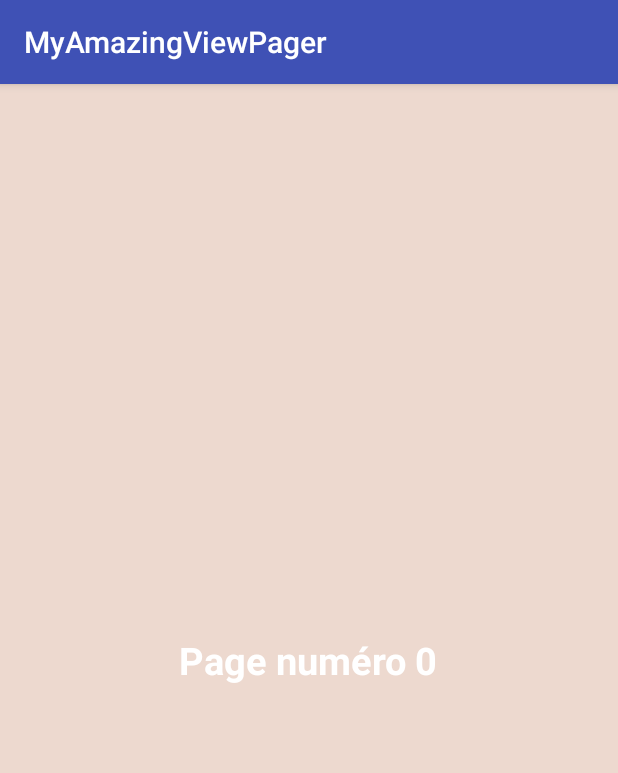
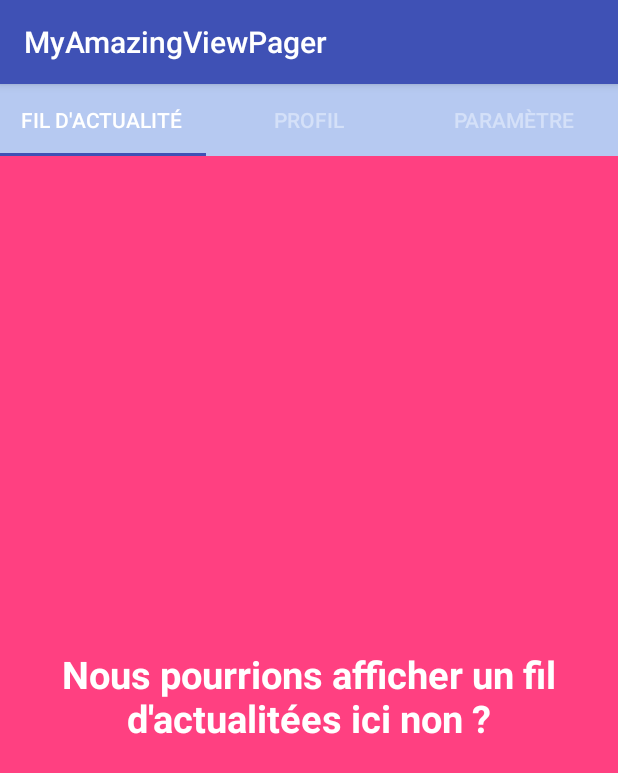
Before and after one commit to azar103/MyAmazingViewPager, an Android app: the screen it shows after launch (MainActivity), on a phone screen of 412 x 824 dp. Shown: the top 773 px of the screen. Run offline under Robolectric (Android 15) with nearby library versions, the phone set to English and light mode, and no system bars.

Commit message:
add tabs

```diff
--- a/app/build.gradle
+++ b/app/build.gradle
@@ -21,6 +21,7 @@ android {
 dependencies {
     implementation fileTree(dir: 'libs', include: ['*.jar'])
     implementation 'com.android.support:appcompat-v7:28.0.0'
+    implementation 'com.android.support:design:28.0.0'
     implementation 'com.android.support.constraint:constraint-layout:1.1.3'
     testImplementation 'junit:junit:4.12'
     androidTestImplementation 'com.android.support.test:runner:1.0.2'
--- a/app/src/main/java/com/zarrouk/anis/myamazingviewpager/Adapters/PageAdapter.java
+++ b/app/src/main/java/com/zarrouk/anis/myamazingviewpager/Adapters/PageAdapter.java
@@ -4,26 +4,51 @@ import android.support.v4.app.Fragment;
 import android.support.v4.app.FragmentManager;
 import android.support.v4.app.FragmentPagerAdapter;
 
-import com.zarrouk.anis.myamazingviewpager.Controllers.Fragments.PageFragment;
+import com.zarrouk.anis.myamazingviewpager.Controllers.Fragments.NewsPageFragment;
+import com.zarrouk.anis.myamazingviewpager.Controllers.Fragments.ParamPageFragment;
+import com.zarrouk.anis.myamazingviewpager.Controllers.Fragments.ProfilPageFragment;
 
 /**
  * Created by Anis Zarrouk on 16/06/2019
  */
 public class PageAdapter extends FragmentPagerAdapter {
-    private int[] colors;
-    public PageAdapter(FragmentManager fm , int[] colors) {
+    public PageAdapter(FragmentManager fm) {
         super(fm);
-        this.colors = colors;
     }
 
     @Override
     public Fragment getItem(int position) {
-        return PageFragment.newInstance(position, this.colors[position]);
+        switch (position){
+            case  0:
+                return NewsPageFragment.newInstance();
+            case  1:
+                return ProfilPageFragment.newInstance();
+            case 2:
+                return ParamPageFragment.newInstance();
+            default:
+                return  null;
+
+        }
+
     }
 
     @Override
     public int getCount() {
 
-        return (5);
+        return (3);
+    }
+
+    @Override
+    public CharSequence getPageTitle(int position) {
+       switch (position){
+           case 0:
+               return "Fil d'actualité ";
+           case 1:
+               return "Profil";
+           case 2:
+               return  "Paramètre";
+           default:
+               return  null;
+       }
     }
 }
--- a/app/src/main/java/com/zarrouk/anis/myamazingviewpager/Controllers/Activities/MainActivity.java
+++ b/app/src/main/java/com/zarrouk/anis/myamazingviewpager/Controllers/Activities/MainActivity.java
@@ -1,5 +1,6 @@
 package com.zarrouk.anis.myamazingviewpager.Controllers.Activities;
 
+import android.support.design.widget.TabLayout;
 import android.support.v4.view.ViewPager;
 import android.support.v7.app.AppCompatActivity;
 import android.os.Bundle;
@@ -14,12 +15,15 @@ public class MainActivity extends AppCompatActivity {
     protected void onCreate(Bundle savedInstanceState) {
         super.onCreate(savedInstanceState);
         setContentView(R.layout.activity_main);
-        this.configureViewPager();
+        this.configureViewPagerAndTabs();
     }
 
-    private void configureViewPager(){
-        ViewPager viewPager = (ViewPager)findViewById(R.id.activity_main_viewpager);
-        viewPager.setAdapter(new PageAdapter(getSupportFragmentManager(), getResources().getIntArray(R.array.colorPagesViewPager)));
+    private void configureViewPagerAndTabs(){
+        ViewPager pager = (ViewPager)findViewById(R.id.activity_main_viewpager);
+        pager.setAdapter(new PageAdapter(getSupportFragmentManager()));
+        TabLayout tabs = (TabLayout)findViewById(R.id.activity_main_tabs);
+        tabs.setupWithViewPager(pager);
+        tabs.setTabMode(TabLayout.MODE_FIXED);
 
     }
 }
--- /dev/null
+++ b/app/src/main/java/com/zarrouk/anis/myamazingviewpager/Controllers/Fragments/NewsPageFragment.java
@@ -0,0 +1,30 @@
+package com.zarrouk.anis.myamazingviewpager.Controllers.Fragments;
+
+
+import android.os.Bundle;
+import android.support.v4.app.Fragment;
+import android.view.LayoutInflater;
+import android.view.View;
+import android.view.ViewGroup;
+
+import com.zarrouk.anis.myamazingviewpager.R;
+
+/**
+ * A simple {@link Fragment} subclass.
+ */
+public class NewsPageFragment extends Fragment  {
+
+
+    public static NewsPageFragment newInstance() {
+
+        return (new NewsPageFragment());
+    }
+
+    @Override
+    public View onCreateView(LayoutInflater inflater, ViewGroup container,
+                             Bundle savedInstanceState) {
+        // Inflate the layout for this fragment
+        return inflater.inflate(R.layout.fragment_news_page, container, false);
+    }
+
+}
--- a/app/src/main/java/com/zarrouk/anis/myamazingviewpager/Controllers/Fragments/PageFragment.java
+++ /dev/null
@@ -1,56 +0,0 @@
-package com.zarrouk.anis.myamazingviewpager.Controllers.Fragments;
-
-
-import android.os.Bundle;
-
-import android.util.Log;
-import android.view.LayoutInflater;
-import android.view.View;
-import android.view.ViewGroup;
-import android.widget.LinearLayout;
-import android.widget.TextView;
-import android.support.v4.app.Fragment;
-import com.zarrouk.anis.myamazingviewpager.R;
-
-/**
- * A simple {@link Fragment} subclass.
- */
-public class PageFragment extends Fragment {
-    //create keys for our bundle
-    private static final String KEY_POSITION = "position";
-    private static final String KEY_COLOR = "color";
-
-
-    public PageFragment() { }
-
-    public static android.support.v4.app.Fragment newInstance(int position, int color) {
-        PageFragment fragment = new PageFragment();
-        Bundle args = new Bundle();
-        args.putInt(KEY_POSITION, position);
-        args.putInt(KEY_COLOR, color);
-        fragment.setArguments(args);
-        return (fragment);
-    }
-
-    @Override
-    public View onCreateView(LayoutInflater inflater, ViewGroup container,
-                             Bundle savedInstanceState) {
-        // Inflate the layout for this fragment
-        View result = inflater.inflate(R.layout.fragment_page, container, false);
-        LinearLayout rootView = (LinearLayout) result.findViewById(R.id.fragment_page_rootview);
-        TextView textView = (TextView) result.findViewById(R.id.fragment_page_title);
-
-        int position = getArguments().getInt(KEY_POSITION, -1);
-        int color =  getArguments().getInt(KEY_COLOR, -1);
-
-
-        rootView.setBackgroundColor(color);
-        textView.setText("Page numéro "+position);
-
-
-        Log.e(getClass().getSimpleName(),"on CreateView called for fragment number "+position);
-
-        return result;
-    }
-
-}
--- /dev/null
+++ b/app/src/main/java/com/zarrouk/anis/myamazingviewpager/Controllers/Fragments/ProfilPageFragment.java
@@ -0,0 +1,31 @@
+package com.zarrouk.anis.myamazingviewpager.Controllers.Fragments;
+
+
+import android.os.Bundle;
+import android.support.v4.app.Fragment;
+import android.view.LayoutInflater;
+import android.view.View;
+import android.view.ViewGroup;
+
+import com.zarrouk.anis.myamazingviewpager.R;
+
+/**
+ * A simple {@link Fragment} subclass.
+ */
+public class ProfilPageFragment extends Fragment {
+
+
+    public static ProfilPageFragment newInstance() {
+
+        return (new ProfilPageFragment());
+    }
+
+
+    @Override
+    public View onCreateView(LayoutInflater inflater, ViewGroup container,
+                             Bundle savedInstanceState) {
+        // Inflate the layout for this fragment
+        return inflater.inflate(R.layout.fragment_profile_page, container, false);
+    }
+
+}
--- a/app/src/main/res/layout/activity_main.xml
+++ b/app/src/main/res/layout/activity_main.xml
@@ -1,6 +1,26 @@
 <?xml version="1.0" encoding="utf-8"?>
-<android.support.v4.view.ViewPager
+<LinearLayout
     xmlns:android="http://schemas.android.com/apk/res/android"
-    android:id="@+id/activity_main_viewpager"
+    xmlns:app="http://schemas.android.com/apk/res-auto"
     android:layout_width="match_parent"
-    android:layout_height="match_parent" />
+    android:layout_height="match_parent"
+    android:orientation="vertical"
+    >
+    <android.support.design.widget.TabLayout
+        android:id="@+id/activity_main_tabs"
+        android:layout_width="match_parent"
+        android:layout_height="wrap_content"
+        android:background="#B6C9F1"
+        app:tabIndicatorColor="@color/colorPrimary"
+        app:tabTextColor="#D4E0F8"
+        app:tabSelectedTextColor="#FFF"
+
+
+        />
+    <android.support.v4.view.ViewPager
+        xmlns:android="http://schemas.android.com/apk/res/android"
+        android:id="@+id/activity_main_viewpager"
+        android:layout_width="match_parent"
+        android:layout_height="match_parent" />
+
+</LinearLayout>
--- a/app/src/main/res/layout/fragment_page.xml
+++ b/app/src/main/res/layout/fragment_news_page.xml
@@ -1,22 +1,22 @@
 <?xml version="1.0" encoding="utf-8"?>
 <LinearLayout xmlns:android="http://schemas.android.com/apk/res/android"
     xmlns:tools="http://schemas.android.com/tools"
-    android:id="@+id/fragment_page_rootview"
     android:layout_width="match_parent"
     android:layout_height="match_parent"
-    android:orientation="vertical"
     android:gravity="center"
-    tools:context=".Controllers.Fragments.PageFragment">
+    android:background="@color/colorAccent"
+    tools:context=".Controllers.Fragments.NewsPageFragment">
 
     <!-- TODO: Update blank fragment layout -->
     <TextView
-        android:id="@+id/fragment_page_title"
+        android:id="@+id/fragment_page_news_title"
         android:layout_width="wrap_content"
         android:layout_height="wrap_content"
         android:layout_margin="20dp"
         android:textSize="25sp"
         android:textStyle="bold"
         android:textColor="#FFF"
-        />
+        android:textAlignment="center"
+        android:text="Nous pourrions afficher un fil d'actualitées ici non ?" />
 
 </LinearLayout>
```
Also changed, not shown: app/src/main/java/com/zarrouk/anis/myamazingviewpager/Controllers/Fragments/ParamPageFragment.java (added, +31 -0 lines), app/src/main/res/layout/fragment_param_page.xml (added, +22 -0 lines), app/src/main/res/layout/fragment_profile_page.xml (added, +22 -0 lines).
